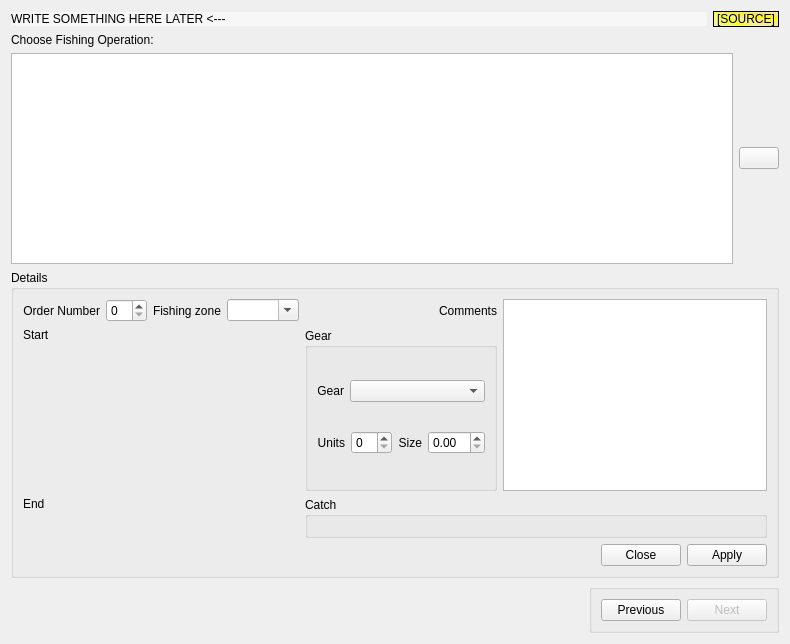
Above: app_new/frmoperation.ui from doublebyte1/app_solution before the change. Below: the same form after it.
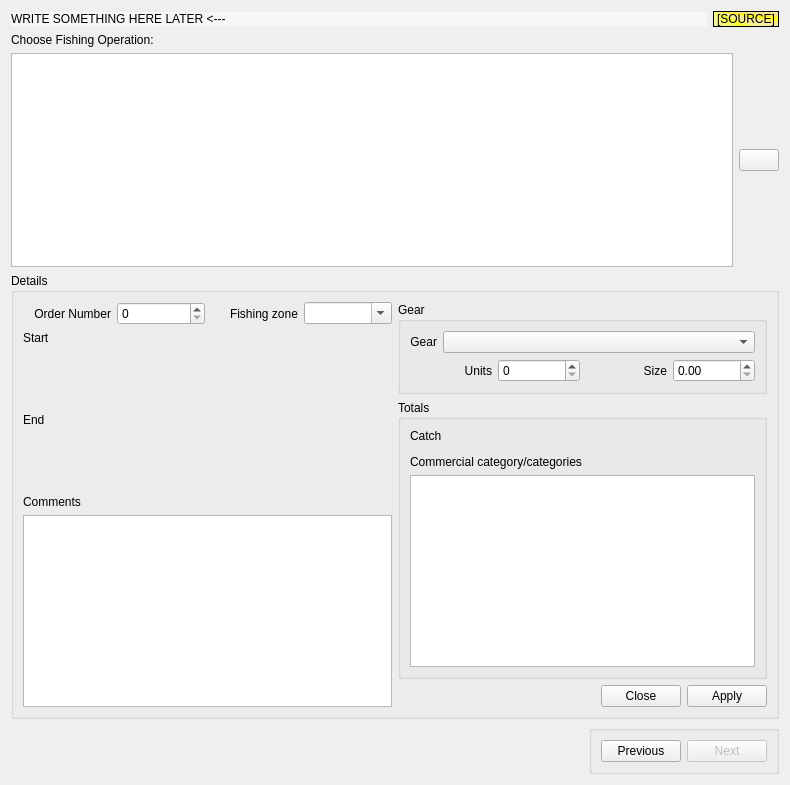
That is the form after the change. Icons and pictures are not drawn. Custom widgets are drawn as their Qt base class.

```diff
--- a/app_new/frmoperation.ui
+++ b/app_new/frmoperation.ui
@@ -7,13 +7,13 @@
     <x>0</x>
     <y>0</y>
     <width>790</width>
-    <height>644</height>
+    <height>785</height>
    </rect>
   </property>
   <property name="windowTitle">
    <string>Form</string>
   </property>
-  <layout class="QVBoxLayout" name="verticalLayout_3">
+  <layout class="QVBoxLayout" name="verticalLayout_5">
    <item>
     <layout class="QHBoxLayout" name="horizontalLayout_9">
      <item>
@@ -124,8 +124,12 @@
      <property name="title">
       <string>Details</string>
      </property>
-     <layout class="QGridLayout" name="gridLayout">
-      <item row="0" column="0">
+     <layout class="QHBoxLayout" name="horizontalLayout_6">
+      <item>
+       <layout class="QVBoxLayout" name="verticalLayout_4">
+        <item>
+         <layout class="QHBoxLayout" name="horizontalLayout_5">
+          <item>
        <widget class="QLabel" name="label_3">
         <property name="text">
          <string>Order Number</string>
@@ -138,10 +142,10 @@
         </property>
        </widget>
       </item>
-      <item row="0" column="1">
+          <item>
        <widget class="QSpinBox" name="spinOrder"/>
       </item>
-      <item row="0" column="2">
+          <item>
        <widget class="QLabel" name="label_4">
         <property name="text">
          <string>Fishing zone</string>
@@ -154,24 +158,16 @@
         </property>
        </widget>
       </item>
-      <item row="0" column="3">
+          <item>
        <widget class="QComboBox" name="cmbFishingZone">
         <property name="editable">
          <bool>true</bool>
         </property>
        </widget>
       </item>
-      <item row="0" column="5" rowspan="3">
-       <widget class="QPlainTextEdit" name="textComments">
-        <property name="sizePolicy">
-         <sizepolicy hsizetype="Expanding" vsizetype="Fixed">
-          <horstretch>0</horstretch>
-          <verstretch>0</verstretch>
-         </sizepolicy>
-        </property>
-       </widget>
-      </item>
-      <item row="1" column="0">
+         </layout>
+        </item>
+        <item>
        <widget class="QLabel" name="label">
         <property name="sizePolicy">
          <sizepolicy hsizetype="Preferred" vsizetype="Fixed">
@@ -184,7 +180,56 @@
         </property>
        </widget>
       </item>
-      <item row="1" column="4" rowspan="2">
+        <item>
+         <widget class="CustomTimeCtrl" name="customDtStart"/>
+        </item>
+        <item>
+         <widget class="QLabel" name="label_2">
+          <property name="sizePolicy">
+           <sizepolicy hsizetype="Preferred" vsizetype="Fixed">
+            <horstretch>0</horstretch>
+            <verstretch>0</verstretch>
+           </sizepolicy>
+          </property>
+          <property name="text">
+           <string>End</string>
+          </property>
+         </widget>
+        </item>
+        <item>
+         <widget class="CustomTimeCtrl" name="customDtEnd"/>
+        </item>
+        <item>
+         <widget class="QLabel" name="label_8">
+          <property name="sizePolicy">
+           <sizepolicy hsizetype="Preferred" vsizetype="Fixed">
+            <horstretch>0</horstretch>
+            <verstretch>0</verstretch>
+           </sizepolicy>
+          </property>
+          <property name="text">
+           <string>Comments</string>
+          </property>
+          <property name="alignment">
+           <set>Qt::AlignLeading|Qt::AlignLeft|Qt::AlignVCenter</set>
+          </property>
+         </widget>
+        </item>
+        <item>
+         <widget class="QPlainTextEdit" name="textComments">
+          <property name="sizePolicy">
+           <sizepolicy hsizetype="Expanding" vsizetype="Preferred">
+            <horstretch>0</horstretch>
+            <verstretch>0</verstretch>
+           </sizepolicy>
+          </property>
+         </widget>
+        </item>
+       </layout>
+      </item>
+      <item>
+       <layout class="QVBoxLayout" name="verticalLayout_3">
+        <item>
        <widget class="QGroupBox" name="groupGear">
         <property name="title">
          <string>Gear</string>
@@ -255,22 +300,43 @@
         </layout>
        </widget>
       </item>
-      <item row="2" column="0" colspan="4">
-       <widget class="CustomTimeCtrl" name="customDtStart"/>
-      </item>
-      <item row="3" column="4" rowspan="3" colspan="2">
+        <item>
        <widget class="QGroupBox" name="groupCatch">
         <property name="title">
-         <string>Catch</string>
+           <string>Totals</string>
         </property>
         <layout class="QVBoxLayout" name="verticalLayout_2">
+           <item>
+            <widget class="QLabel" name="label_9">
+             <property name="text">
+              <string>Catch</string>
+             </property>
+            </widget>
+           </item>
          <item>
           <widget class="CatchInputCtrl" name="catchInputCtrl"/>
          </item>
+           <item>
+            <widget class="QLabel" name="label_10">
+             <property name="text">
+              <string>Commercial category/categories</string>
+             </property>
+            </widget>
+           </item>
+           <item>
+            <widget class="QListView" name="listView">
+             <property name="sizePolicy">
+              <sizepolicy hsizetype="Expanding" vsizetype="Preferred">
+               <horstretch>0</horstretch>
+               <verstretch>0</verstretch>
+              </sizepolicy>
+             </property>
+            </widget>
+           </item>
         </layout>
        </widget>
       </item>
-      <item row="6" column="0" colspan="6">
+        <item>
        <layout class="QHBoxLayout" name="horizontalLayout">
         <item>
          <spacer name="horizontalSpacer">
@@ -294,31 +360,7 @@
         </item>
        </layout>
       </item>
-      <item row="0" column="4">
-       <widget class="QLabel" name="label_8">
-        <property name="text">
-         <string>Comments</string>
-        </property>
-        <property name="alignment">
-         <set>Qt::AlignRight|Qt::AlignTrailing|Qt::AlignVCenter</set>
-        </property>
-       </widget>
-      </item>
-      <item row="3" column="0">
-       <widget class="QLabel" name="label_2">
-        <property name="sizePolicy">
-         <sizepolicy hsizetype="Preferred" vsizetype="Fixed">
-          <horstretch>0</horstretch>
-          <verstretch>0</verstretch>
-         </sizepolicy>
-        </property>
-        <property name="text">
-         <string>End</string>
-        </property>
-       </widget>
-      </item>
-      <item row="5" column="0" colspan="4">
-       <widget class="CustomTimeCtrl" name="customDtEnd"/>
+       </layout>
       </item>
      </layout>
     </widget>
```
Lines whose indentation alone changed are shown as unchanged.
